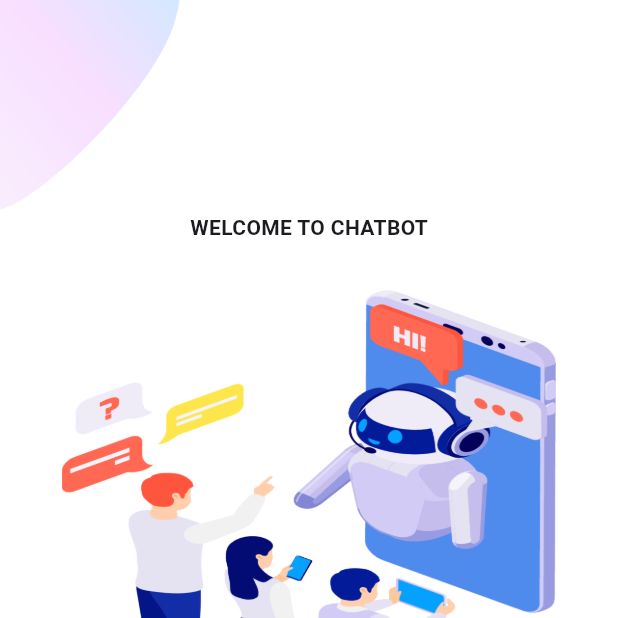
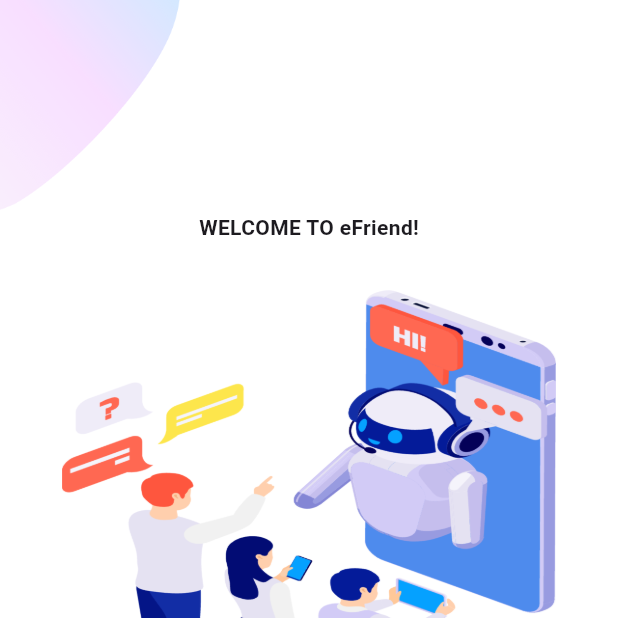
Before and after one commit to COMP7705-Group-J/comp7705_chatbot, a Flutter app: the screen it shows after launch, on a phone screen of 412 x 824 dp, the top half of it. Run offline on Flutter 3.47's test engine with Material 3 defaults, Android fonts, the phone set to English and light mode, and no system bars; our stand-ins replace flutter_markdown, flutter_svg, font_awesome_flutter, get, google_nav_bar, shared_preferences.

Commit message:
update app name&privacy policy

```diff
--- a/lib/pages/sign_regi_welc/Screens/Welcome/components/welcome_image.dart
+++ b/lib/pages/sign_regi_welc/Screens/Welcome/components/welcome_image.dart
@@ -12,7 +12,7 @@ class WelcomeImage extends StatelessWidget {
     return Column(
       children: [
         const Text(
-          "WELCOME TO CHATBOT",
+          "WELCOME TO eFriend!",
           style: TextStyle(fontWeight: FontWeight.bold),
         ),
         const SizedBox(height: defaultPadding * 2),
```
Also changed, not shown: 2 other files.
